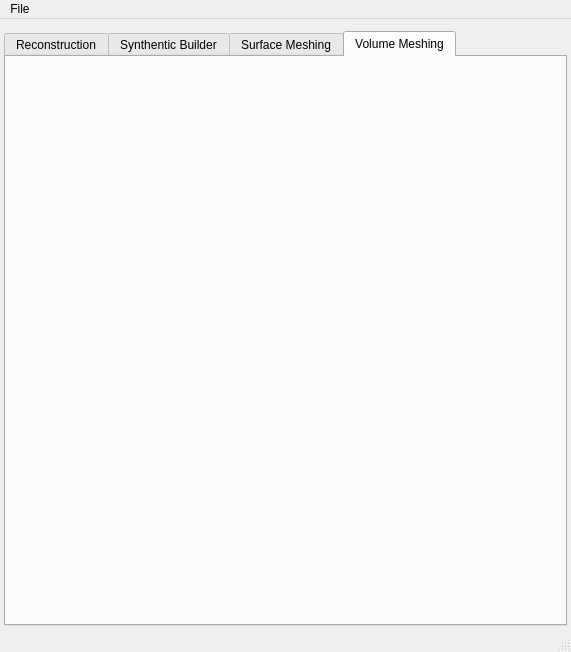
BlueQuartzSoftware/DREAM3D, file Source/AIM/GUI/UI_Files/RepresentationUI.ui: the form before one commit.
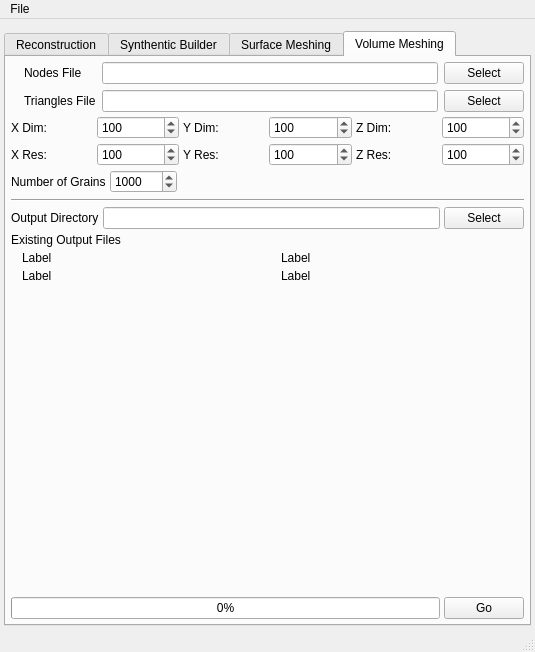
The form after the commit. The open tabs and pages were chosen to show the change. Icons and pictures are not drawn.

Commit message: Adding skeleton code for the integration of Mike G's Volume Meshing Codes. Putting the global variables in the MeshGenerator and SVG-3D files into their own namespace to avoid conflicts when both files are compiled into the same program. Initial implementations of the command line programs for the surface and volume meshing codes adapted from current codes.

Diff of the .ui file:
```diff
--- a/Source/AIM/GUI/UI_Files/RepresentationUI.ui
+++ b/Source/AIM/GUI/UI_Files/RepresentationUI.ui
@@ -6,7 +6,7 @@
    <rect>
     <x>0</x>
     <y>0</y>
-    <width>571</width>
+    <width>535</width>
     <height>652</height>
    </rect>
   </property>
@@ -1806,6 +1806,418 @@
        <attribute name="title">
         <string>Volume Meshing</string>
        </attribute>
+       <layout class="QVBoxLayout" name="verticalLayout_4">
+        <property name="spacing">
+         <number>4</number>
+        </property>
+        <property name="margin">
+         <number>5</number>
+        </property>
+        <item>
+         <layout class="QGridLayout" name="gridLayout_13">
+          <property name="spacing">
+           <number>6</number>
+          </property>
+          <item row="0" column="1">
+           <widget class="QLabel" name="label_35">
+            <property name="text">
+             <string>Nodes File</string>
+            </property>
+           </widget>
+          </item>
+          <item row="0" column="2">
+           <widget class="QLineEdit" name="vm_NodesFile">
+            <property name="text">
+             <string/>
+            </property>
+           </widget>
+          </item>
+          <item row="0" column="3">
+           <widget class="QPushButton" name="vm_NodesFileBtn">
+            <property name="text">
+             <string>Select</string>
+            </property>
+           </widget>
+          </item>
+          <item row="1" column="1">
+           <widget class="QLabel" name="label_36">
+            <property name="text">
+             <string>Triangles File</string>
+            </property>
+           </widget>
+          </item>
+          <item row="1" column="2">
+           <widget class="QLineEdit" name="vm_TrianglesFile">
+            <property name="text">
+             <string/>
+            </property>
+           </widget>
+          </item>
+          <item row="1" column="3">
+           <widget class="QPushButton" name="vm_TrianglesFileBtn">
+            <property name="text">
+             <string>Select</string>
+            </property>
+           </widget>
+          </item>
+          <item row="0" column="0">
+           <widget class="QLabel" name="vm_NodesFileIcon">
+            <property name="text">
+             <string/>
+            </property>
+            <property name="pixmap">
+             <pixmap resource="../../../../Resources/icons/images/Icons.qrc">:/Delete-16x16.png</pixmap>
+            </property>
+           </widget>
+          </item>
+          <item row="1" column="0">
+           <widget class="QLabel" name="vm_TrianglesFileIcon">
+            <property name="text">
+             <string/>
+            </property>
+            <property name="pixmap">
+             <pixmap resource="../../../../Resources/icons/images/Icons.qrc">:/Delete-16x16.png</pixmap>
+            </property>
+           </widget>
+          </item>
+         </layout>
+        </item>
+        <item>
+         <layout class="QGridLayout" name="gridLayout_14">
+          <item row="0" column="0">
+           <widget class="QLabel" name="label_37">
+            <property name="text">
+             <string>X Dim:</string>
+            </property>
+           </widget>
+          </item>
+          <item row="0" column="2">
+           <widget class="QLabel" name="label_38">
+            <property name="text">
+             <string>Y Dim:</string>
+            </property>
+           </widget>
+          </item>
+          <item row="0" column="4">
+           <widget class="QLabel" name="label_39">
+            <property name="text">
+             <string>Z Dim:</string>
+            </property>
+           </widget>
+          </item>
+          <item row="0" column="1">
+           <widget class="QSpinBox" name="vm_XDim">
+            <property name="maximum">
+             <number>100000</number>
+            </property>
+            <property name="singleStep">
+             <number>10</number>
+            </property>
+            <property name="value">
+             <number>100</number>
+            </property>
+           </widget>
+          </item>
+          <item row="0" column="3">
+           <widget class="QSpinBox" name="vm_YDim">
+            <property name="maximum">
+             <number>100000</number>
+            </property>
+            <property name="singleStep">
+             <number>10</number>
+            </property>
+            <property name="value">
+             <number>100</number>
+            </property>
+           </widget>
+          </item>
+          <item row="0" column="5">
+           <widget class="QSpinBox" name="vm_ZDim">
+            <property name="maximum">
+             <number>100000</number>
+            </property>
+            <property name="singleStep">
+             <number>10</number>
+            </property>
+            <property name="value">
+             <number>100</number>
+            </property>
+           </widget>
+          </item>
+         </layout>
+        </item>
+        <item>
+         <layout class="QGridLayout" name="gridLayout_15">
+          <item row="0" column="0">
+           <widget class="QLabel" name="label_40">
+            <property name="text">
+             <string>X Res:</string>
+            </property>
+           </widget>
+          </item>
+          <item row="0" column="2">
+           <widget class="QLabel" name="label_41">
+            <property name="text">
+             <string>Y Res:</string>
+            </property>
+           </widget>
+          </item>
+          <item row="0" column="4">
+           <widget class="QLabel" name="label_42">
+            <property name="text">
+             <string>Z Res:</string>
+            </property>
+           </widget>
+          </item>
+          <item row="0" column="1">
+           <widget class="QSpinBox" name="vm_XRes">
+            <property name="maximum">
+             <number>100000</number>
+            </property>
+            <property name="singleStep">
+             <number>10</number>
+            </property>
+            <property name="value">
+             <number>100</number>
+            </property>
+           </widget>
+          </item>
+          <item row="0" column="3">
+           <widget class="QSpinBox" name="vm_YRes">
+            <property name="maximum">
+             <number>100000</number>
+            </property>
+            <property name="singleStep">
+             <number>10</number>
+            </property>
+            <property name="value">
+             <number>100</number>
+            </property>
+           </widget>
+          </item>
+          <item row="0" column="5">
+           <widget class="QSpinBox" name="vm_ZRes">
+            <property name="maximum">
+             <number>100000</number>
+            </property>
+            <property name="singleStep">
+             <number>10</number>
+            </property>
+            <property name="value">
+             <number>100</number>
+            </property>
+           </widget>
+          </item>
+         </layout>
+        </item>
+        <item>
+         <layout class="QHBoxLayout" name="horizontalLayout_12">
+          <item>
+           <widget class="QLabel" name="label_45">
+            <property name="text">
+             <string>Number of Grains</string>
+            </property>
+           </widget>
+          </item>
+          <item>
+           <widget class="QSpinBox" name="vm_NumGrains">
+            <property name="minimum">
+             <number>1</number>
+            </property>
+            <property name="maximum">
+             <number>1000000</number>
+            </property>
+            <property name="singleStep">
+             <number>10</number>
+            </property>
+            <property name="value">
+             <number>1000</number>
+            </property>
+           </widget>
+          </item>
+          <item>
+           <spacer name="horizontalSpacer_12">
+            <property name="orientation">
+             <enum>Qt::Horizontal</enum>
+            </property>
+            <property name="sizeHint" stdset="0">
+             <size>
+              <width>40</width>
+              <height>20</height>
+             </size>
+            </property>
+           </spacer>
+          </item>
+         </layout>
+        </item>
+        <item>
+         <widget class="Line" name="line_5">
+          <property name="minimumSize">
+           <size>
+            <width>0</width>
+            <height>6</height>
+           </size>
+          </property>
+          <property name="orientation">
+           <enum>Qt::Horizontal</enum>
+          </property>
+         </widget>
+        </item>
+        <item>
+         <layout class="QGridLayout" name="gridLayout_16">
+          <item row="0" column="0">
+           <widget class="QLabel" name="label_43">
+            <property name="text">
+             <string>Output Directory</string>
+            </property>
+           </widget>
+          </item>
+          <item row="0" column="1">
+           <widget class="QLineEdit" name="vm_OutputDir"/>
+          </item>
+          <item row="0" column="2">
+           <widget class="QPushButton" name="vm_OutputDirBtn">
+            <property name="text">
+             <string>Select</string>
+            </property>
+           </widget>
+          </item>
+         </layout>
+        </item>
+        <item>
+         <layout class="QGridLayout" name="gridLayout_17">
+          <item row="0" column="0" colspan="2">
+           <widget class="QLabel" name="label_44">
+            <property name="text">
+             <string>Existing Output Files</string>
+            </property>
+           </widget>
+          </item>
+          <item row="1" column="0">
+           <layout class="QFormLayout" name="formLayout_7">
+            <property name="fieldGrowthPolicy">
+             <enum>QFormLayout::FieldsStayAtSizeHint</enum>
+            </property>
+            <property name="labelAlignment">
+             <set>Qt::AlignLeading|Qt::AlignLeft|Qt::AlignVCenter</set>
+            </property>
+            <property name="verticalSpacing">
+             <number>4</number>
+            </property>
+            <item row="0" column="0">
+             <widget class="QLabel" name="vm_MeshFileIcon">
+              <property name="text">
+               <string/>
+              </property>
+              <property name="pixmap">
+               <pixmap resource="../../../../Resources/icons/images/Icons.qrc">:/Delete-16x16.png</pixmap>
+              </property>
+             </widget>
+            </item>
+            <item row="0" column="1">
+             <widget class="QLabel" name="vm_MeshFile">
+              <property name="text">
+               <string>Label</string>
+              </property>
+             </widget>
+            </item>
+            <item row="1" column="0">
+             <widget class="QLabel" name="vm_MeshFile2Icon">
+              <property name="text">
+               <string/>
+              </property>
+              <property name="pixmap">
+               <pixmap resource="../../../../Resources/icons/images/Icons.qrc">:/Delete-16x16.png</pixmap>
+              </property>
+             </widget>
+            </item>
+            <item row="1" column="1">
+             <widget class="QLabel" name="vm_MeshFile2">
+              <property name="text">
+               <string>Label</string>
+              </property>
+             </widget>
+            </item>
+           </layout>
+          </item>
+          <item row="1" column="1">
+           <layout class="QFormLayout" name="formLayout_8">
+            <property name="fieldGrowthPolicy">
+             <enum>QFormLayout::FieldsStayAtSizeHint</enum>
+            </property>
+            <property name="verticalSpacing">
+             <number>4</number>
+            </property>
+            <item row="0" column="0">
+             <widget class="QLabel" name="vm_ElementQualityFileIcon">
+              <property name="text">
+               <string/>
+              </property>
+              <property name="pixmap">
+               <pixmap resource="../../../../Resources/icons/images/Icons.qrc">:/Delete-16x16.png</pixmap>
+              </property>
+             </widget>
+            </item>
+            <item row="0" column="1">
+             <widget class="QLabel" name="vm_ElementQualityFile">
+              <property name="text">
+               <string>Label</string>
+              </property>
+             </widget>
+            </item>
+            <item row="1" column="0">
+             <widget class="QLabel" name="vm_VoxelsFileIcon">
+              <property name="text">
+               <string/>
+              </property>
+              <property name="pixmap">
+               <pixmap resource="../../../../Resources/icons/images/Icons.qrc">:/Delete-16x16.png</pixmap>
+              </property>
+             </widget>
+            </item>
+            <item row="1" column="1">
+             <widget class="QLabel" name="vm_VoxelsFile">
+              <property name="text">
+               <string>Label</string>
+              </property>
+             </widget>
+            </item>
+           </layout>
+          </item>
+         </layout>
+        </item>
+        <item>
+         <spacer name="verticalSpacer_4">
+          <property name="orientation">
+           <enum>Qt::Vertical</enum>
+          </property>
+          <property name="sizeHint" stdset="0">
+           <size>
+            <width>20</width>
+            <height>244</height>
+           </size>
+          </property>
+         </spacer>
+        </item>
+        <item>
+         <layout class="QHBoxLayout" name="horizontalLayout_13">
+          <item>
+           <widget class="QProgressBar" name="vm_progressBar">
+            <property name="value">
+             <number>0</number>
+            </property>
+           </widget>
+          </item>
+          <item>
+           <widget class="QPushButton" name="vm_GoBtn">
+            <property name="text">
+             <string>Go</string>
+            </property>
+           </widget>
+          </item>
+         </layout>
+        </item>
+       </layout>
       </widget>
      </widget>
     </item>
@@ -1816,7 +2228,7 @@
     <rect>
      <x>0</x>
      <y>0</y>
-     <width>571</width>
+     <width>535</width>
      <height>22</height>
     </rect>
    </property>
```
The commit also changes 14 other files.
